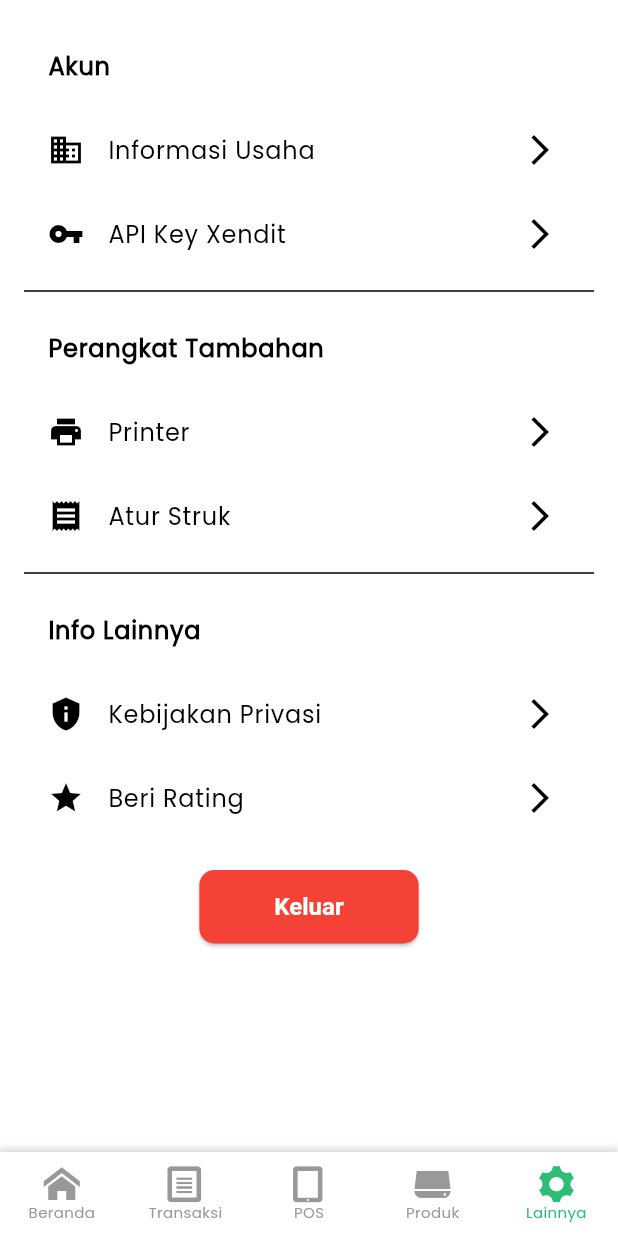
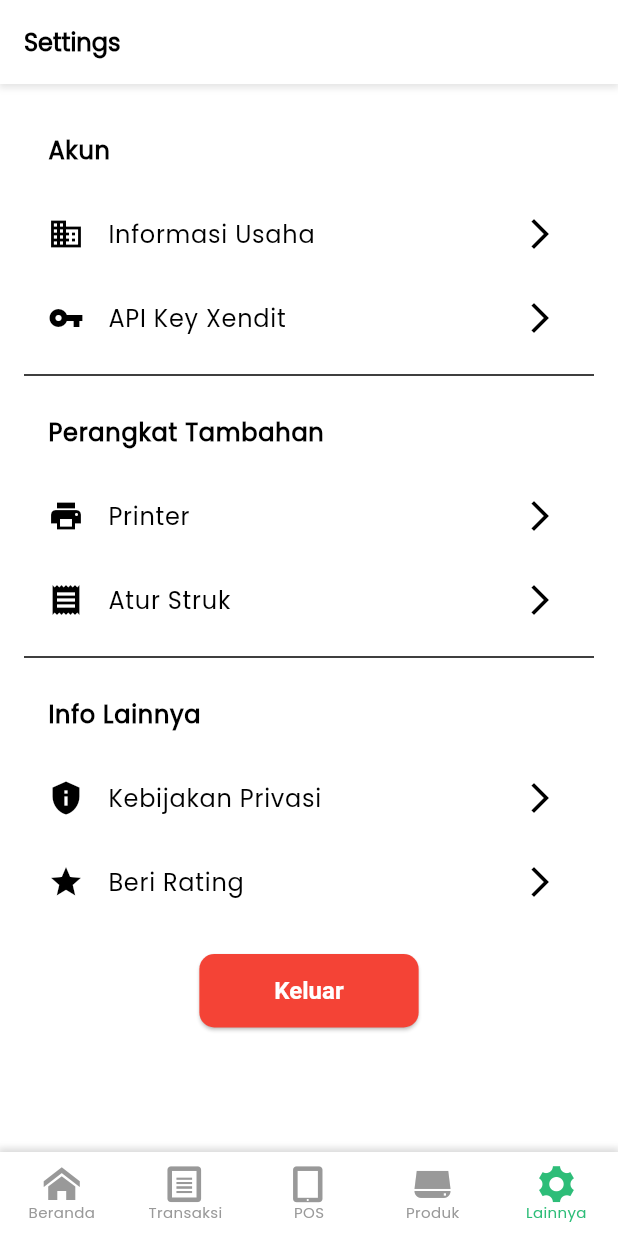
Before and after one commit to NickellF/Flutter-Apps, a Flutter app: the screen it shows after launch, item 5 of the bottom bar chosen, on a phone screen of 412 x 824 dp. Run offline on Flutter 3.47's test engine with Material 3 defaults, Android fonts, the phone set to English and light mode, and no system bars; network calls fail.

Commit message:
AppBar Settings

```diff
--- a/lib/features/settings/pages/index/page.dart
+++ b/lib/features/settings/pages/index/page.dart
@@ -6,6 +6,27 @@ class SettingsPage extends StatelessWidget {
   @override
   Widget build(BuildContext context) {
     return Scaffold(
+      appBar: PreferredSize(
+        preferredSize: const Size.fromHeight(kToolbarHeight),
+        child: Container(
+          decoration: BoxDecoration(
+            color: Colors.white,
+            boxShadow: [
+              BoxShadow(
+                color: Colors.black.withOpacity(0.1),
+                spreadRadius: 1,
+                blurRadius: 3,
+                offset: const Offset(0, 2),
+              ),
+            ],
+          ),
+          child: AppBar(
+            title: const Text('Settings'),
+            backgroundColor: Colors.transparent,
+            elevation: 0,
+          ),
+        ),
+      ),
       body: ListView(
         padding: const EdgeInsets.all(16.0),
         children: [
```
